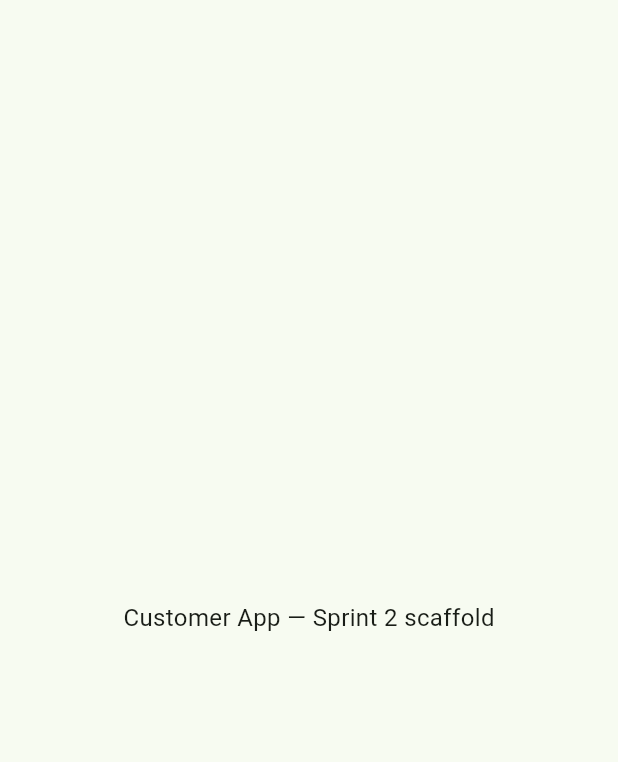
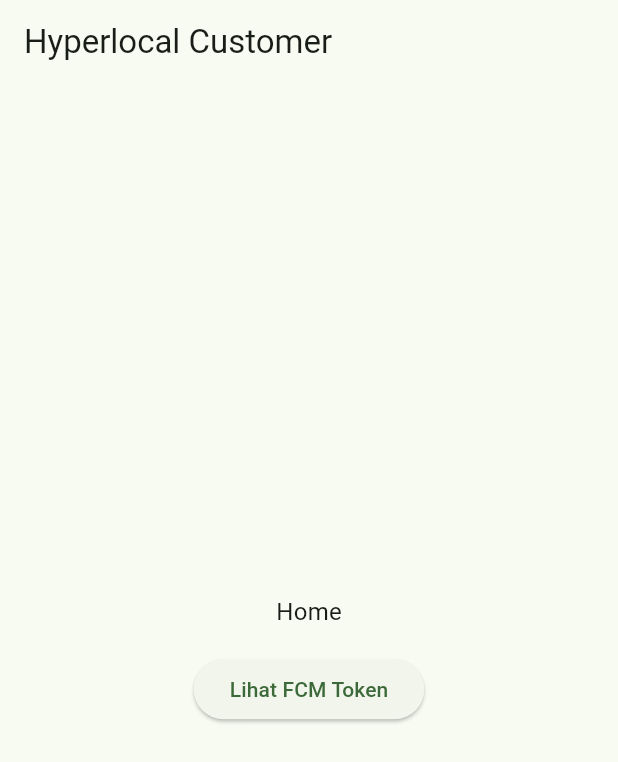
Before and after one commit to hodeifabaswel/hyperlocal-customer, a Flutter app: the screen it shows after launch, on a phone screen of 412 x 824 dp. Shown: the top 762 px of the screen. Run offline on Flutter 3.47's test engine with Material 3 defaults, Android fonts, the phone set to English and light mode, and no system bars; our stand-ins replace app_links, firebase_core, firebase_messaging, flutter_riverpod, go_router; missing offline and left inert: hyperlocal_shared; accounts and stored records are empty; generated files the repository leaves out were written again.

Commit message:
code implementation

```diff
--- a/lib/app.dart
+++ b/lib/app.dart
@@ -1,5 +1,5 @@
 import 'package:flutter/material.dart';
-import 'package:go_router/go_router.dart';
+import 'core/router/app_router.dart';
 
 class HyperlocalCustomerApp extends StatelessWidget {
   const HyperlocalCustomerApp({super.key});
@@ -14,20 +14,7 @@ class HyperlocalCustomerApp extends StatelessWidget {
         useMaterial3: true,
         textTheme: const TextTheme(bodyMedium: TextStyle(fontSize: 16)),
       ),
-      routerConfig: _router,
+      routerConfig: appRouter,
     );
   }
 }
-
-final _router = GoRouter(
-  initialLocation: '/',
-  routes: [
-    GoRoute(
-      path: '/',
-      builder:
-          (context, state) => const Scaffold(
-            body: Center(child: Text('Customer App — Sprint 2 scaffold')),
-          ),
-    ),
-  ],
-);
--- /dev/null
+++ b/lib/core/router/app_router.dart
@@ -0,0 +1,17 @@
+import 'package:go_router/go_router.dart';
+
+import '../../features/home/home_page.dart';
+
+final GoRouter appRouter = GoRouter(
+  initialLocation: '/home',
+  routes: [
+    GoRoute(
+      path: '/',
+      redirect: (context, state) => '/home',
+    ),
+    GoRoute(
+      path: '/home',
+      builder: (context, state) => const HomePage(),
+    ),
+  ],
+);
--- /dev/null
+++ b/lib/features/home/home_page.dart
@@ -0,0 +1,27 @@
+import 'package:flutter/material.dart';
+
+import '../../core/fcm/fcm_token_debug.dart';
+
+class HomePage extends StatelessWidget {
+  const HomePage({super.key});
+
+  @override
+  Widget build(BuildContext context) {
+    return Scaffold(
+      appBar: AppBar(title: const Text('Hyperlocal Customer')),
+      body: Center(
+        child: Column(
+          mainAxisAlignment: MainAxisAlignment.center,
+          children: [
+            const Text('Home'),
+            const SizedBox(height: 16),
+            ElevatedButton(
+              onPressed: () => FcmTokenDebug.showTokenDialog(context),
+              child: const Text('Lihat FCM Token'),
+            ),
+          ],
+        ),
+      ),
+    );
+  }
+}
--- a/pubspec.yaml
+++ b/pubspec.yaml
@@ -22,6 +22,7 @@ dependencies:
   web_socket_channel: ^3.0.0
   shared_preferences: ^2.3.0
   geolocator: ^13.0.0
+  app_links: ^6.3.2
 
 dev_dependencies:
   flutter_test:
```
Also changed, not shown: lib/core/fcm/deep_link_handler.dart (added, +54 -0 lines), lib/core/fcm/fcm_handler.dart (added, +31 -0 lines), lib/core/fcm/fcm_token_debug.dart (added, +58 -0 lines), lib/main.dart (+47 -2 lines), firebase.json (added), pubspec.lock, 14 other files.
